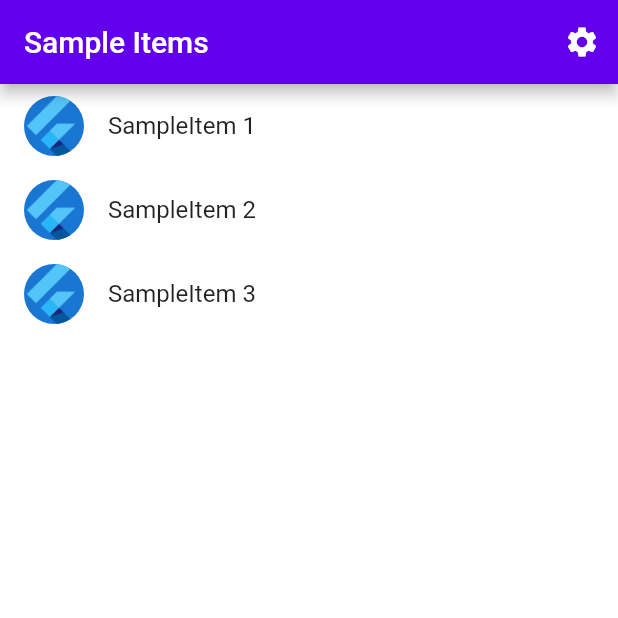
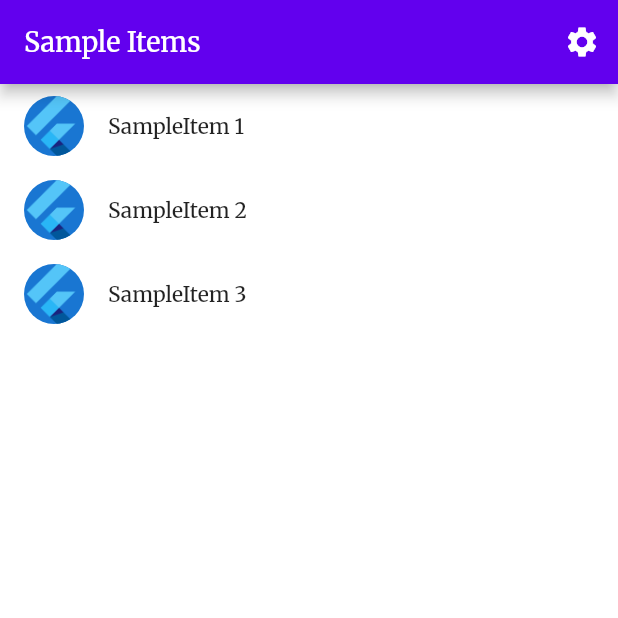
Before and after one commit to Grillbrick-Studios/rev_flutter, a Flutter app: the screen it shows after launch, on a phone screen of 412 x 824 dp, the top half of it. Run offline on Flutter 3.47's test engine with Material 2 defaults, Android fonts, the light colour scheme and no system bars; our stand-ins replace google_fonts, shared_preferences; generated files the repository leaves out were written again.

Commit message:
font is now applied to list.

```diff
--- a/lib/src/app.dart
+++ b/lib/src/app.dart
@@ -18,7 +18,7 @@ class MyApp extends StatelessWidget {
 
   @override
   Widget build(BuildContext context) {
-    textTheme() => TextTheme(
+    textTheme(BuildContext context) => TextTheme(
           headline1: settingsController.textStyle.copyWith(
             fontSize: 36,
           ),
@@ -30,6 +30,12 @@ class MyApp extends StatelessWidget {
           ),
           headline4: settingsController.textStyle.copyWith(
             fontSize: 24,
+          ),
+          headline5: settingsController.textStyle.copyWith(
+            fontSize: 20,
+          ),
+          headline6: settingsController.textStyle.copyWith(
+            fontSize: 18,
           ),
           bodyText1: settingsController.textStyle,
           bodyText2: settingsController.textStyle,
@@ -74,14 +80,14 @@ class MyApp extends StatelessWidget {
           // SettingsController to display the correct theme.
           theme: ThemeData.from(
             colorScheme: const ColorScheme.light(),
-            textTheme: textTheme(),
+            textTheme: textTheme(context),
           ),
           //(
           //fontFamily: settingsController.textStyle.fontFamily,
           //),
           darkTheme: ThemeData.from(
             colorScheme: const ColorScheme.dark(),
-            textTheme: textTheme(),
+            textTheme: textTheme(context),
           ),
           themeMode: settingsController.themeMode,
 
--- a/lib/src/sample_feature/sample_item_list_view.dart
+++ b/lib/src/sample_feature/sample_item_list_view.dart
@@ -49,7 +49,10 @@ class SampleItemListView extends StatelessWidget {
           final item = items[index];
 
           return ListTile(
-            title: Text('SampleItem ${item.id}'),
+              title: Text(
+                'SampleItem ${item.id}',
+                style: Theme.of(context).textTheme.bodyText1,
+              ),
               leading: const CircleAvatar(
                 // Display the Flutter Logo image asset.
                 foregroundImage: AssetImage('assets/images/flutter_logo.png'),
@@ -62,8 +65,7 @@ class SampleItemListView extends StatelessWidget {
                   context,
                   SampleItemDetailsView.routeName,
                 );
-            }
-          );
+              });
         },
       ),
     );
```
Lines whose indentation alone changed are shown as unchanged.
